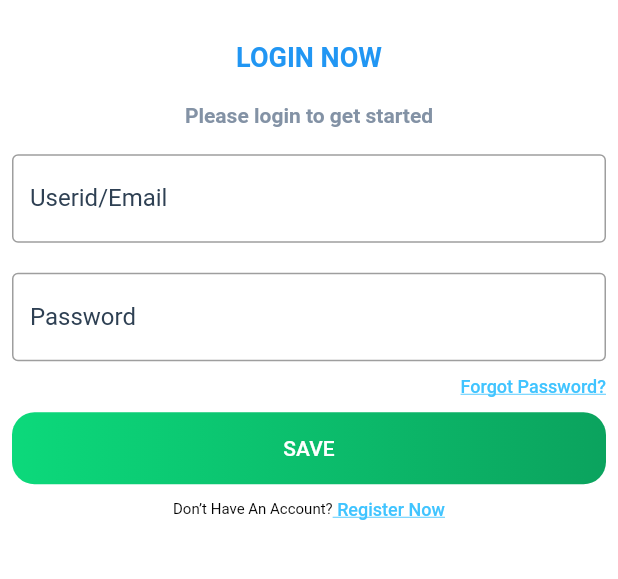
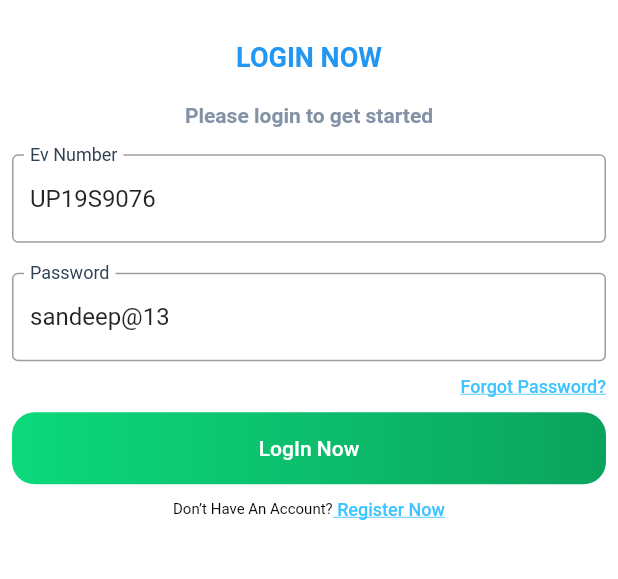
Before and after one commit to kuldeepsre/ev_feul, a Flutter app: the screen it shows after launch, after a tap on "Log in Now", on a phone screen of 412 x 824 dp, the part 377-956 px from its top. Run offline on Flutter 3.47's test engine with Material 2 defaults, Android fonts, the phone set to English and light mode, and no system bars; our stand-ins replace bloc, dio, file_picker, flutter_bloc, flutter_secure_storage, hexcolor and 1 more; Roboto replaces fonts that are missing (Poppins); project files that could hold a hidden picture were left out.

Commit message:
status bar color changed in flutter

```diff
--- a/lib/bloc/gate_bloc/gate_event.dart
+++ b/lib/bloc/gate_bloc/gate_event.dart
@@ -168,3 +168,9 @@ class AddInfo extends GateEvent {
     required this.phone,required this.address,required this.id_proof,required this.vehicle_photo,required this.email});
 
 }
+
+class LoginSubmit  extends GateEvent{
+  final String email, password;
+
+  LoginSubmit({required this.email, required this.password});
+}
--- a/lib/main.dart
+++ b/lib/main.dart
@@ -3,9 +3,19 @@ import 'package:ev_feul/user/screens/registernow_in.dart';
 import 'package:ev_feul/user/screens/sign_in.dart';
 import 'package:ev_feul/utils/color_utils.dart';
 import 'package:ev_feul/utils/text_style.dart';
+import 'package:flutter/cupertino.dart';
 import 'package:flutter/material.dart';
+import 'package:flutter/services.dart';
 
 void main() {
+  WidgetsFlutterBinding.ensureInitialized();
+  SystemChrome.setPreferredOrientations([DeviceOrientation.portraitUp]);
+
+  SystemChrome.setSystemUIOverlayStyle(const SystemUiOverlayStyle(
+    systemNavigationBarColor:CupertinoColors.quaternaryLabel, // navigation bar color
+    statusBarColor: Colors.transparent, // status bar color
+  ));
+
   runApp(const MyApp());
 }
 
@@ -15,6 +25,10 @@ class MyApp extends StatelessWidget {
   // This widget is the root of your application.
   @override
   Widget build(BuildContext context) {
+    SystemChrome.setSystemUIOverlayStyle(const SystemUiOverlayStyle(
+      systemNavigationBarColor:CupertinoColors.quaternaryLabel, // navigation bar color
+      statusBarColor: Colors.black12, // status bar color
+    ));
     return MaterialApp(
       title: 'Flutter Demo',
       debugShowCheckedModeBanner: false,
--- a/lib/user/screens/registernow_in.dart
+++ b/lib/user/screens/registernow_in.dart
@@ -44,7 +44,6 @@ class _GateScreenState extends State<RegisterNow> {
 
 class Gate2Widget extends StatefulWidget {
   const Gate2Widget({Key? key}) : super(key: key);
-
   @override
   _GateWidgetState createState() => _GateWidgetState();
 }
--- a/lib/user/screens/sign_in.dart
+++ b/lib/user/screens/sign_in.dart
@@ -1,34 +1,54 @@
 // ignore_for_file: prefer_const_constructors
 
+import 'package:ev_feul/bloc/gate_bloc/gate_bloc.dart';
 import 'package:ev_feul/custom_widget/custom_button.dart';
+import 'package:ev_feul/custom_widget/custom_loader.dart';
 import 'package:ev_feul/custom_widget/custom_text_blue.dart';
 
 import 'package:ev_feul/custom_widget/custom_text_normal.dart';
 import 'package:ev_feul/tabs/home_scrrem.dart';
+import 'package:ev_feul/user/screens/home.dart';
 import 'package:ev_feul/user/screens/registernow_in.dart';
 import 'package:ev_feul/utils/color_utils.dart';
+import 'package:ev_feul/utils/custom_dialog.dart';
 import 'package:ev_feul/utils/strings.dart';
 import 'package:ev_feul/utils/text_style.dart';
 import 'package:flutter/material.dart';
 
+import 'package:flutter_bloc/flutter_bloc.dart';
 
+import 'drawermenunav.dart';
 class SignIn extends StatefulWidget {
   const SignIn({Key? key}) : super(key: key);
 
   @override
-  State<SignIn> createState() => _SignInState();
+  _GateScreenState createState() => _GateScreenState();
 }
 
-class _SignInState extends State<SignIn> {
+class _GateScreenState extends State<SignIn> {
+  @override
+  Widget build(BuildContext context) {
+    return BlocProvider(
+      create: (BuildContext context) => GateBloc(GateInitial()),
+      child: const Gate2Widget(),
+    );
+  }
+}
+class Gate2Widget extends StatefulWidget {
+  const Gate2Widget({Key? key}) : super(key: key);
+
+  @override
+  _GateWidgetState createState() => _GateWidgetState();
+}
+class _GateWidgetState extends State<Gate2Widget> {
   final scaffoldKey = GlobalKey<ScaffoldState>();
   final formKey = GlobalKey<FormState>();
   late bool _validate;
   late bool isLogin;
   var selectProject = "";
   final statusDateControoler = TextEditingController();
-
-  var emailController=TextEditingController(text: "");
-  var passController=TextEditingController(text: "");
+  var emailController=TextEditingController(text: "UP19S9076");
+  var passController=TextEditingController(text: "sandeep@13");
   @override
   void initState() {
     // TODO: implement initState
@@ -37,11 +57,35 @@ class _SignInState extends State<SignIn> {
   @override
   Widget build(BuildContext context) {
     Size size = MediaQuery.of(context).size;
+    final gateBloc = BlocProvider.of<GateBloc>(context);
+
     return Scaffold(
       backgroundColor: Colors.white,
 
-
-      body: Form(
+      body:BlocListener<GateBloc, GateState>(
+        listener: (context, state) {
+          if(state is DataSaved){
+            Navigator.pushAndRemoveUntil(
+                context,
+                MaterialPageRoute(
+                    builder: (BuildContext context) =>
+                        MainDashboard()),
+                    (Route<dynamic> route) => route.isFirst);
+          }
+          if(state is DataFailed){
+            CustomDialogs.showDialogForError(
+                context, state.message, state.title);
+          }
+        },
+        child: BlocBuilder(
+          bloc: gateBloc,
+          builder: (BuildContext context, GateState state) {
+            if (state is GateLoading) {
+              return const Center(child: CustomLoader());
+            }
+             return Container(
+              color: Colors.white,
+              child: Form(
                 key: formKey,
                 child: Padding(
                   padding: const EdgeInsets.symmetric(vertical: 12.0),
@@ -50,9 +94,7 @@ class _SignInState extends State<SignIn> {
                       crossAxisAlignment: CrossAxisAlignment.center,
                       mainAxisAlignment: MainAxisAlignment.start,
                       children:  <Widget>[
-
-
-                Container(
+                        SizedBox(
                           width:MediaQuery.of(context).size.width,
                           height:MediaQuery.of(context).size.height*.30,
                           child: Padding(
@@ -97,14 +139,14 @@ class _SignInState extends State<SignIn> {
                                   labelStyle: TextStyle(
                                       color: ColorUtils.app_primary_color),
                                   hintText: "",
-                          labelText: "Userid/Email",
+                                  labelText: "Ev Number",
                                   hintStyle: const TextStyle(color: Colors.black),
                                 ),
 
                                 autocorrect: true,
                                 validator: (value) {
                                   if (value == null || value.isEmpty) {
-                            return "Please Enter Email Id";
+                                    return "Please Enter Ev Number";
                                   } else {
                                     return null;
                                   }
@@ -137,7 +179,9 @@ class _SignInState extends State<SignIn> {
                                 validator: (value) {
                                   if (value == null || value.isEmpty) {
                                     return "Please enter password";
-                          } else {
+                                  }
+
+                                  else {
                                     return null;
                                   }
                                 },
@@ -155,14 +199,11 @@ class _SignInState extends State<SignIn> {
 
                               SizedBox(
                                 width: MediaQuery.of(context).size.width,
-                        child: CustomButton(Strings.save, onClick: () {
+                                child: CustomButton(Strings.login, onClick: () {
+
+                                   if (formKey.currentState!.validate()){
                                      save(context);
-                         /* if (formKey.currentState!.validate()){
-                            Navigator.push(
-                              context,
-                              MaterialPageRoute(builder: (context) =>  TabsPage(selectedIndex: 0)),
-                            );
-                          }*/
+                            }
                                 }, isFullWidth: true),
                               ),
                               const SizedBox(height: 10,),
@@ -191,18 +232,19 @@ class _SignInState extends State<SignIn> {
                     ),
                   ),
                 ),
+              ),
+            );
+          },
+        ),
       )
     );
   }
 
   void save(BuildContext context) {
-    print("HI");
-    Navigator.pushAndRemoveUntil(
-        context,
-        MaterialPageRoute(
-            builder: (BuildContext context) =>
-                Dashboard()),
-            (Route<dynamic> route) => route.isFirst);
-/*    MaterialPageRoute(builder: (context) => Dashboard());*/
+    final gateBloc = BlocProvider.of<GateBloc>(context);
+    gateBloc.add(LoginSubmit(
+      email:emailController.text.toString(),
+      password:passController.text.toString(),
+    ));
   }
 }
--- a/lib/utils/Constants.dart
+++ b/lib/utils/Constants.dart
@@ -11,7 +11,7 @@ class Constants {
 
   //static const IP = "192.168.1.11";
  static const IP = "192.168.43.40";
-  static const BASE_URL = "http://${IP}:1020/api/";
+  static const BASE_URL = "http://evfuel.afmerp.com/api/";
   static const BASE_URL_IMAGE = "http://${IP}:1020/";
   static const LOGIN_API_URL = BASE_URL + "login";
   static const LOGOUT_API_URL = BASE_URL + "common/userLogout";//{username}
@@ -43,7 +43,7 @@ class Constants {
     "Accept": "application/json",
     'Content-Type': 'application/json; charset=UTF-8',
     'connection': 'keep-alive',
-    "app_key": "caeb1afaaeb9598a22a17d27ad3120a9754b5170b253b81da576404212052441",
-    "token": user_token
+
+
   };
 }
--- a/lib/utils/color_utils.dart
+++ b/lib/utils/color_utils.dart
@@ -12,9 +12,7 @@ class ColorUtils {
   static Color blueColor = "#0180CD".toColor();
   static Color boarderBlue = "#00008B".toColor();
   static Color btnBlue = "##0180CD".toColor();
-
   static var devider= "#00008B".toColor();
-
   static var fillColor="#F4F4F4".toColor();
   static var whiteColor="#FFFFFF".toColor();
   static var yelloColor="#FFD76F".toColor();
--- a/lib/utils/strings.dart
+++ b/lib/utils/strings.dart
@@ -89,5 +89,5 @@ class Strings {
 
   static const registerNow=" Register Now";
 
-  static const login="Log In Now";
+  static const login="LogIn Now";
 }
--- a/lib/utils/text_style.dart
+++ b/lib/utils/text_style.dart
@@ -287,7 +287,7 @@ class GlobleConstant {
   static var callforvehical="CALL FOR VEHICLE";
   static var drop="DROP";
 
-  static var appname="Guest Management ";
+  static var appname="Ev Fuel ";
 
 
   static var event_id="";
```
Also changed, not shown: lib/bloc/gate_bloc/gate_bloc.dart (+16 -0 lines), lib/custom_widget/colored_status_bar.dart (added, +39 -0 lines), lib/model/login_response.dart (added, +37 -0 lines), lib/services/services.dart (+25 -0 lines), lib/user/screens/drawermenunav.dart (+15 -3 lines), lib/utils/custom_dialog.dart (+13 -6 lines), lib/utils/utils.dart (+3 -4 lines), 1 other file. Lines whose indentation alone changed are shown as unchanged.
